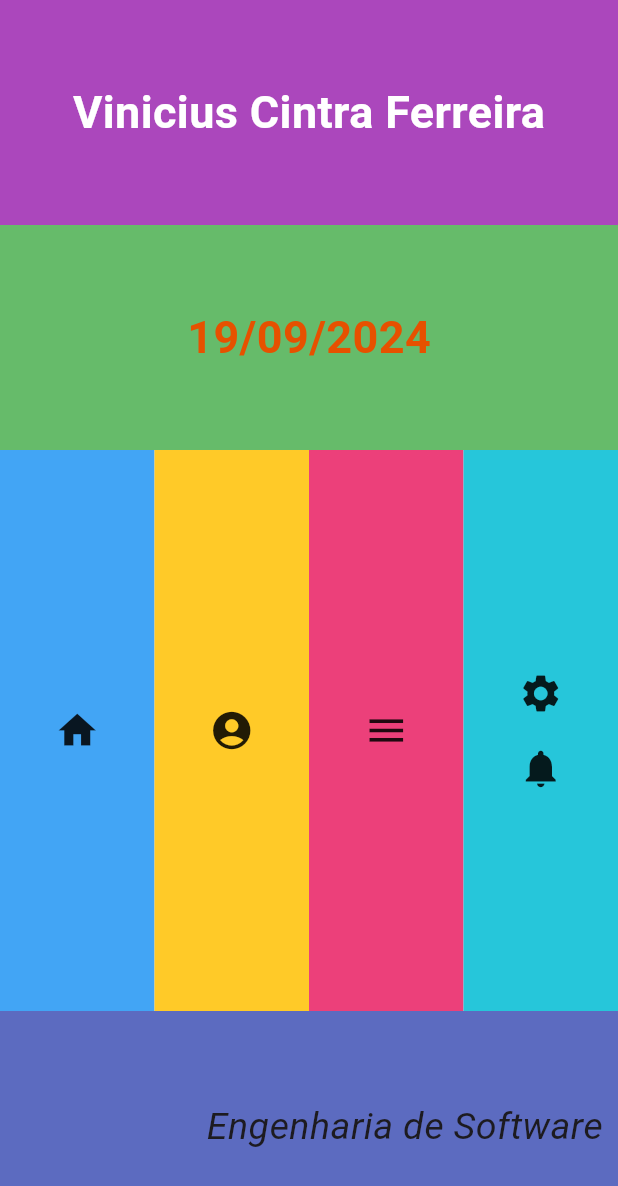
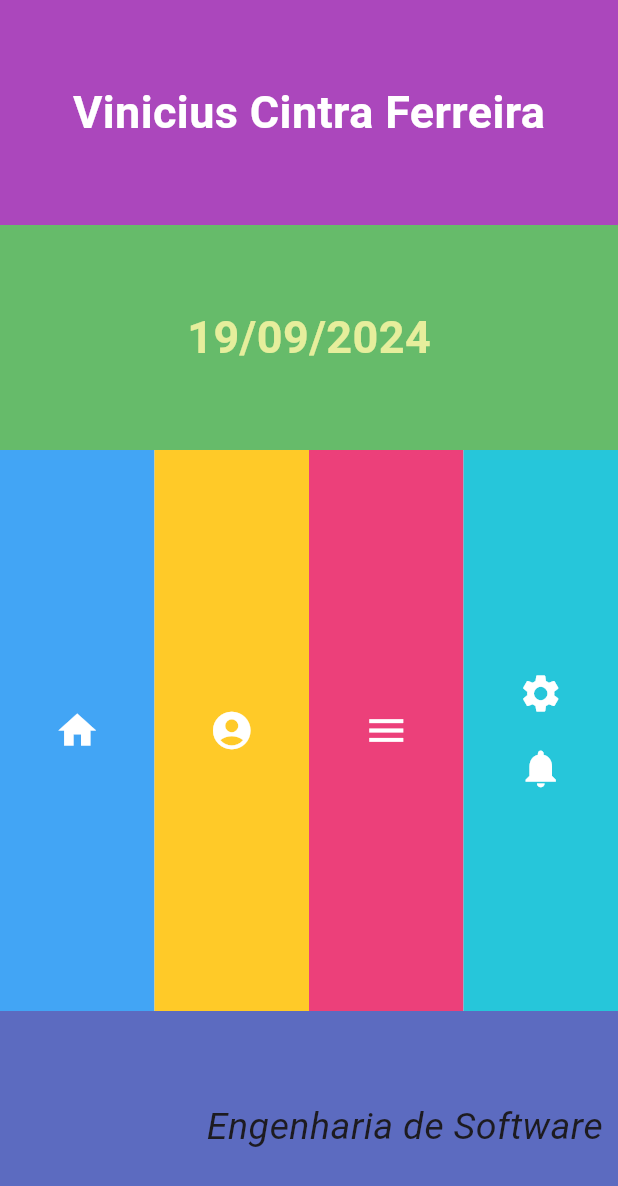
Before and after one commit to faustocintra/dsm2-unifacef-2024-2, a Flutter app: the screen it shows after launch, on a phone screen of 412 x 824 dp. Shown: the top 1186 px of the screen. Run offline on Flutter 3.47's test engine with Material 3 defaults, Android fonts, the phone set to English and light mode, and no system bars.

Commit message:
Entrega da Prova 1

```diff
--- a/layout2/lib/main.dart
+++ b/layout2/lib/main.dart
@@ -70,7 +70,7 @@ class Layout extends StatelessWidget {
                   style: TextStyle(
                     fontSize: 30, // define o tamanho do texto
                     fontWeight: FontWeight.bold, // Aplica o estilo de negrito
-                    color: Color(0xFFE65100), // Altera a cor da fonte
+                    color: Colors.lime[200], // Para alterar a cor da data para verde limão, imaginei que poderia ter uma cor chamada lime, sendo assim testei e consegui aplicar a cor conforme solicitado na prova
                   ),
                 ),
               ),
@@ -87,7 +87,7 @@ class Layout extends StatelessWidget {
               child: Container(
                 color: Colors.blue[400], // define a cor da coluna
                 child: Center(
-                  child: Icon(Icons.home, size: 30) // Exibe o icone com tamanho 30
+                  child: Icon(Icons.home, size: 30, color:Colors.white) // levando em consideração que o size estava sendo definido em sequência imaginei que a cor poderia seguir a mesma logica, apliquei e funcinou
                 ),
               ),
             ),
@@ -96,7 +96,7 @@ class Layout extends StatelessWidget {
               child: Container(
                 color: Colors.amber[400], // define a cor da coluna
                 child: Center(
-                  child: Icon(Icons.account_circle, size: 30), // Exibe o icone com tamanho 30
+                  child: Icon(Icons.account_circle, size: 30, color:Colors.white), // levando em consideração que o size estava sendo definido em sequência imaginei que a cor poderia seguir a mesma logica, apliquei e funcinou
                 ),
               ),
             ),
@@ -105,7 +105,7 @@ class Layout extends StatelessWidget {
               child: Container(
                 color: Colors.pink[400], // define a cor da coluna
                 child: Center(
-                  child: Icon(Icons.menu, size: 30), // Exibe o icone com tamanho 30
+                  child: Icon(Icons.menu, size: 30, color:Colors.white), // levando em consideração que o size estava sendo definido em sequência imaginei que a cor poderia seguir a mesma logica, apliquei e funcinou
                 ),
               ),
             ),
@@ -116,9 +116,9 @@ class Layout extends StatelessWidget {
                 child: Column(
                   mainAxisAlignment: MainAxisAlignment.center,
                   children: [
-                    Icon(Icons.settings, size: 30), // Exibe o icone com tamanho 30
+                    Icon(Icons.settings, size: 30, color:Colors.white), // levando em consideração que o size estava sendo definido em sequência imaginei que a cor poderia seguir a mesma logica, apliquei e funcinou
                     SizedBox(height: 20.0), // Adiciona o espaçamento entre os icones
-                    Icon(Icons.notifications, size: 30), // Exibe o icone com tamanho 30
+                    Icon(Icons.notifications, size: 30, color:Colors.white), // levando em consideração que o size estava sendo definido em sequência imaginei que a cor poderia seguir a mesma logica, apliquei e funcinou
                   ],
                 ),
               ),
```
Also changed, not shown: layout2/PRINT PROVA 1/Código e Tela.png (added), layout2/PRINT PROVA 1/Emulador.png (added), layout2/fotos/Avaliacao.png (deleted).
